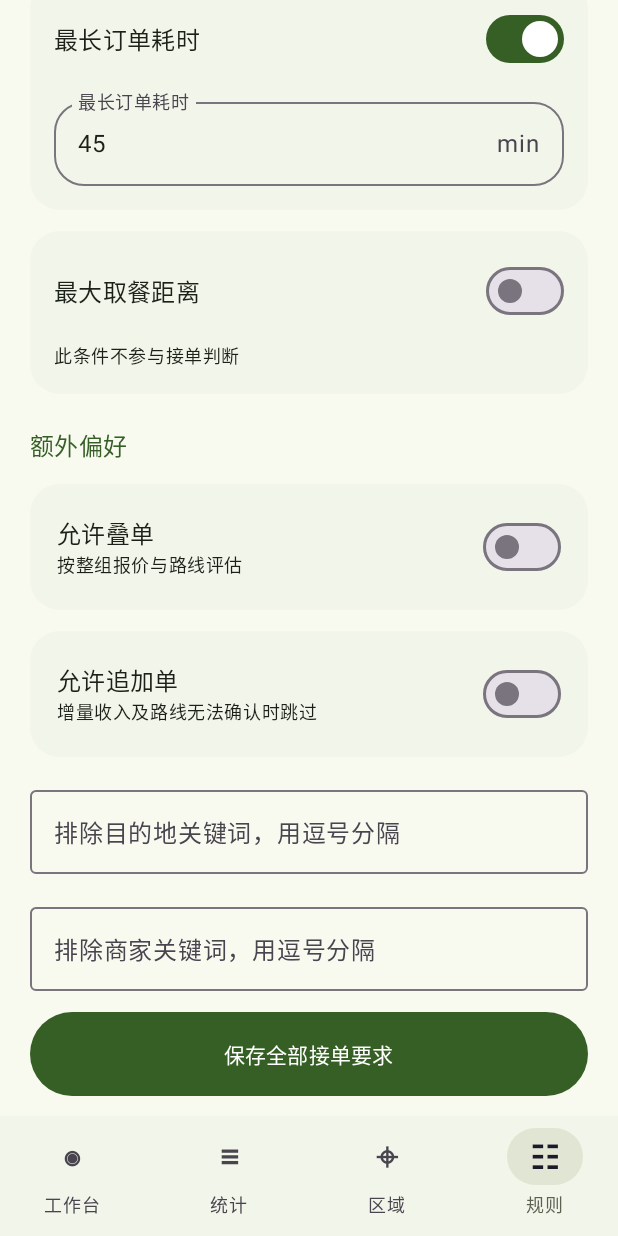
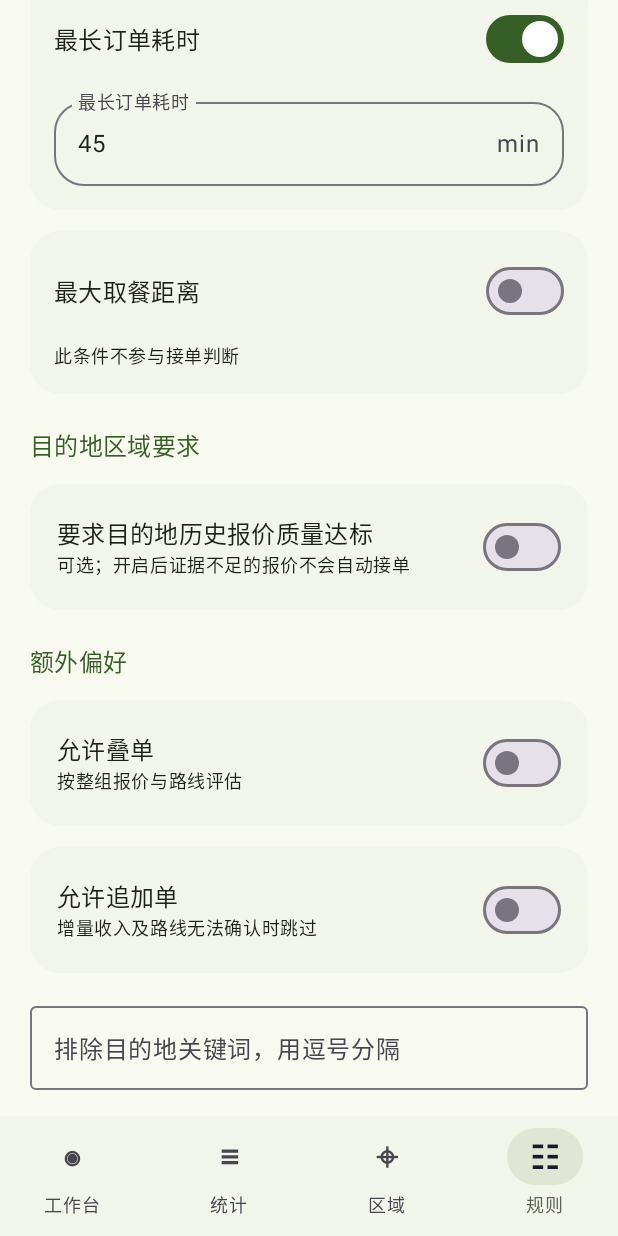
Before and after one commit to pennyMorant/offer-pilot, an Android app built with Jetpack Compose: the screen it shows after launch (MainActivity), item 4 of the bottom bar chosen, scrolled down 1562 dp, on a phone screen of 412 x 824 dp. Run offline under Robolectric (Android 15) with nearby library versions, the phone set to English and light mode, and no system bars; our stand-ins replace Material 3 Expressive styles (plain Material 3 is drawn), Room's generated code; libraries missing offline, so code that uses them is left out: com.google.mlkit.vision, rikka.shizuku; 7 statements that could not run were skipped.

Commit message:
feat(rules): configure destination quality thresholds per platform

```diff
--- a/app/src/main/java/com/overud/data/preferences/PolicyStore.kt
+++ b/app/src/main/java/com/overud/data/preferences/PolicyStore.kt
@@ -1,6 +1,7 @@
 package com.overud.data.preferences
 
 import android.content.Context
+import com.overud.model.RegionalRequirement
 import com.overud.model.HourlyBasis
 import com.overud.model.Platform
 import com.overud.model.Policy
@@ -13,9 +14,10 @@ class PolicyStore(context: Context) {
         val basis = runCatching {
             HourlyBasis.valueOf(prefs.getString("hourlyBasis", HourlyBasis.GROSS.name)!!)
         }.getOrNull()
+        val region = runCatching { RegionalRuleCodec.read(prefs.getString("regionalRequirement", null)) }.getOrNull()
         return Policy(
             version = prefs.getLong("version", 1),
-            enabledPlatforms = if (overrides == null || basis == null) emptySet()
+            enabledPlatforms = if (overrides == null || basis == null || region == null) emptySet()
                 else Platform.entries.filter { prefs.getBoolean(it.name, true) }.toSet(),
             minimumCents = prefs.getLong("min", 800),
             minimumCentsPerMile = prefs.getLong("mile", 200),
@@ -25,6 +27,7 @@ class PolicyStore(context: Context) {
             maximumPickupMeters = prefs.getLong("pickup", 0).takeIf { it > 0 },
             costCentsPerMile = prefs.getLong("cost", 35),
             hourlyBasis = basis ?: HourlyBasis.GROSS,
+            regionalRequirement = region ?: RegionalRequirement(),
             allowStacked = prefs.getBoolean("stack", false),
             allowAddon = prefs.getBoolean("addon", false),
             excludedDestinations = prefs.getStringSet("excluded", emptySet())!!.toSet(),
@@ -42,6 +45,7 @@ class PolicyStore(context: Context) {
             .putLong("hour", policy.minimumCentsPerHour).putLong("distance", policy.maximumMeters)
             .putLong("time", policy.maximumSeconds).putLong("cost", policy.costCentsPerMile)
             .putString("hourlyBasis", policy.hourlyBasis.name)
+            .putString("regionalRequirement", RegionalRuleCodec.encode(policy.regionalRequirement).toString())
             .putLong("pickup", policy.maximumPickupMeters ?: 0).putBoolean("stack", policy.allowStacked)
             .putBoolean("addon", policy.allowAddon).putStringSet("excluded", policy.excludedDestinations)
             .putStringSet("merchants", policy.excludedMerchants)
--- /dev/null
+++ b/app/src/main/java/com/overud/data/preferences/RegionalRuleCodec.kt
@@ -0,0 +1,19 @@
+package com.overud.data.preferences
+
+import com.overud.model.RegionalRequirement
+import org.json.JSONObject
+
+object RegionalRuleCodec {
+    fun encode(rule: RegionalRequirement) = JSONObject().apply {
+        put("enabled", rule.enabled)
+        put("goodPercent", rule.minimumGoodPercent)
+        put("samples", rule.minimumClassified)
+    }
+
+    fun decode(json: JSONObject) = RegionalRequirement(
+        json.getBoolean("enabled"), json.getInt("goodPercent"), json.getLong("samples"),
+    ).also { require(it.valid()) }
+
+    fun read(value: String?): RegionalRequirement? = if (value == null) RegionalRequirement()
+        else runCatching { decode(JSONObject(value)) }.getOrNull()
+}
--- a/app/src/main/java/com/overud/data/preferences/RuleJsonCodec.kt
+++ b/app/src/main/java/com/overud/data/preferences/RuleJsonCodec.kt
@@ -28,6 +28,7 @@ object RuleJsonCodec {
         put("pickup", rules.maximumPickupMeters ?: JSONObject.NULL)
         put("cost", rules.costCentsPerMile)
         put("hourlyBasis", rules.hourlyBasis.name)
+        put("region", RegionalRuleCodec.encode(rules.regionalRequirement))
         put("stack", rules.allowStacked)
         put("addon", rules.allowAddon)
         put("destinations", JSONArray(rules.excludedDestinations.toList()))
@@ -48,6 +49,7 @@ object RuleJsonCodec {
             maximumPickupMeters = if (json.isNull("pickup")) null else json.getLong("pickup"),
             costCentsPerMile = json.getLong("cost"),
             hourlyBasis = if (json.has("hourlyBasis")) HourlyBasis.valueOf(json.getString("hourlyBasis")) else HourlyBasis.GROSS,
+            regionalRequirement = if (json.has("region")) RegionalRuleCodec.decode(json.getJSONObject("region")) else RegionalRequirement(),
             allowStacked = json.getBoolean("stack"),
             allowAddon = json.getBoolean("addon"),
             excludedDestinations = strings(json.getJSONArray("destinations")),
--- a/app/src/main/java/com/overud/ui/dashboard/PolicySummary.kt
+++ b/app/src/main/java/com/overud/ui/dashboard/PolicySummary.kt
@@ -19,6 +19,8 @@ fun policySummaries(policy: Policy): List<PlatformPolicySummary> = Platform.entr
                 add("$basis ≥ ${money(rules.minimumCentsPerHour)}/h")
             }
             add("车辆成本 ${money(rules.costCentsPerMile)}/mi")
+            val region = rules.regionalRequirement
+            if (region.enabled) add("目的地历史优质比例 ≥ ${region.minimumGoodPercent}% · 有效样本 ≥ ${region.minimumClassified}")
             if (rules.enabled(RuleCondition.MAXIMUM_DISTANCE)) add("≤ ${miles(rules.maximumMeters)} mi")
             if (rules.enabled(RuleCondition.MAXIMUM_DURATION)) add("≤ ${rules.maximumSeconds / 60} min")
             val pickup = rules.maximumPickupMeters
--- /dev/null
+++ b/app/src/main/java/com/overud/ui/rules/RegionalRequirementFields.kt
@@ -0,0 +1,29 @@
+package com.overud.ui.rules
+
+import androidx.compose.foundation.layout.*
+import androidx.compose.material3.*
+import androidx.compose.runtime.Composable
+import androidx.compose.ui.unit.dp
+import com.overud.ui.components.NumberField
+import com.overud.ui.components.ToggleRow
+
+@Composable
+fun RegionalRequirementFields(
+    state: RulesUiState,
+    onEnabled: (Boolean) -> Unit,
+    onField: (RuleField, String) -> Unit,
+) {
+    Column(verticalArrangement = Arrangement.spacedBy(12.dp)) {
+        ToggleRow("要求目的地历史报价质量达标", "可选；开启后证据不足的报价不会自动接单",
+            state.regionalEnabled, enabled = !state.saving, onChange = onEnabled)
+        if (state.regionalEnabled) {
+            NumberField("最低历史优质报价比例（1–100）", state.regionalGoodPercent, "%",
+                { onField(RuleField.REGION_PERCENT, it) }, enabled = !state.saving)
+            NumberField("最低有效分类样本（10–100000）", state.regionalSamples, "张",
+                { onField(RuleField.REGION_SAMPLES, it) }, enabled = !state.saving)
+            Text("仅使用同平台、目的地所在网格的送达时段历史。需要地址或坐标精度和可信总耗时；" +
+                "解析中、样本不足或只剩地区整体基线时均不通过。历史优质比例不是下一单概率。",
+                style = MaterialTheme.typography.bodySmall)
+        }
+    }
+}
--- a/app/src/main/java/com/overud/ui/rules/RuleInputParser.kt
+++ b/app/src/main/java/com/overud/ui/rules/RuleInputParser.kt
@@ -21,6 +21,9 @@ object RuleInputParser {
             pickup = selected.maximumPickupMeters?.let(::miles).orEmpty(),
             cost = decimal(selected.costCentsPerMile),
             hourlyBasis = selected.hourlyBasis,
+            regionalEnabled = selected.regionalRequirement.enabled,
+            regionalGoodPercent = selected.regionalRequirement.minimumGoodPercent.toString(),
+            regionalSamples = selected.regionalRequirement.minimumClassified.toString(),
             excluded = selected.excludedDestinations.joinToString(", "),
             platforms = policy.enabledPlatforms,
             stacked = selected.allowStacked,
@@ -59,6 +62,10 @@ object RuleInputParser {
             savedPickup != null && input.pickup == miles(savedPickup) -> savedPickup
             else -> meters(input.pickup) ?: return null
         }
+        val regional = if (input.regionalEnabled) RegionalRequirement(true,
+            input.regionalGoodPercent.toIntOrNull() ?: return null,
+            input.regionalSamples.toLongOrNull() ?: return null)
+            else selected.regionalRequirement.copy(enabled = false)
         return AcceptanceRules(
             minimumCents = amount,
             minimumCentsPerMile = mile,
@@ -68,6 +75,7 @@ object RuleInputParser {
             maximumPickupMeters = pickup,
             costCentsPerMile = cents(input.cost) ?: return null,
             hourlyBasis = input.hourlyBasis,
+            regionalRequirement = regional,
             allowStacked = input.stacked,
             allowAddon = input.addon,
             excludedDestinations = keywords(input.excluded),
--- a/app/src/main/java/com/overud/ui/rules/RulePreviewDialog.kt
+++ b/app/src/main/java/com/overud/ui/rules/RulePreviewDialog.kt
@@ -25,6 +25,8 @@ import com.overud.ui.components.VehicleCostSummary
             }
             OutlinedTextField(value = preview.text, onValueChange = { viewModel.updatePreview(text = it) },
                 label = { Text("报价文本") }, minLines = 4, maxLines = 8)
+            Text("文本预览不查询目的地区域；启用区域要求时，区域条件保留为证据不足。",
+                style = MaterialTheme.typography.bodySmall)
             Text(preview.explanation)
             preview.valuation?.let { VehicleCostSummary(it) }
         }
--- a/app/src/main/java/com/overud/ui/rules/RulesScreen.kt
+++ b/app/src/main/java/com/overud/ui/rules/RulesScreen.kt
@@ -39,6 +39,8 @@ fun RulesScreen(
             item { EarningsFields(state, viewModel::edit, viewModel::condition, viewModel::hourlyBasis) }
             item { SectionLabel("距离与时间") }
             item { DistanceTimeFields(state, viewModel::edit, viewModel::condition) }
+            item { SectionLabel("目的地区域要求") }
+            item { RegionalRequirementFields(state, viewModel::regional, viewModel::edit) }
             item { SectionLabel("额外偏好") }
             item { PlatformPreferences(state, viewModel) }
         }
--- a/app/src/main/java/com/overud/ui/rules/RulesUiState.kt
+++ b/app/src/main/java/com/overud/ui/rules/RulesUiState.kt
@@ -5,7 +5,7 @@ import com.overud.model.HourlyBasis
 import com.overud.model.Platform
 import com.overud.model.RuleCondition
 
-enum class RuleField { MINIMUM, MILE, HOUR, DISTANCE, TIME, PICKUP, COST, EXCLUDED, MERCHANTS }
+enum class RuleField { MINIMUM, MILE, HOUR, DISTANCE, TIME, PICKUP, COST, EXCLUDED, MERCHANTS, REGION_PERCENT, REGION_SAMPLES }
 
 data class RulesUiState(
     val minimum: String,
@@ -26,6 +26,9 @@ data class RulesUiState(
     val saving: Boolean = false,
     val error: String? = null,
     val hourlyBasis: HourlyBasis = HourlyBasis.GROSS,
+    val regionalEnabled: Boolean = false,
+    val regionalGoodPercent: String = "50",
+    val regionalSamples: String = "20",
 )
 
 data class RulePreviewState(
--- a/app/src/main/java/com/overud/ui/rules/RulesViewModel.kt
+++ b/app/src/main/java/com/overud/ui/rules/RulesViewModel.kt
@@ -52,6 +52,9 @@ class RulesViewModel(private val session: WorkSessionController) : ViewModel() {
     fun hourlyBasis(basis: HourlyBasis) {
         if (!state.value.saving) mutable.update { it.copy(hourlyBasis = basis, error = null) }
     }
+    fun regional(enabled: Boolean) {
+        if (!state.value.saving) mutable.update { it.copy(regionalEnabled = enabled, error = null) }
+    }
     fun edit(field: RuleField, value: String) {
         if (state.value.saving) return
         mutable.update {
@@ -65,6 +68,8 @@ class RulesViewModel(private val session: WorkSessionController) : ViewModel() {
                 RuleField.COST -> it.copy(cost = value)
                 RuleField.EXCLUDED -> it.copy(excluded = value)
                 RuleField.MERCHANTS -> it.copy(excludedMerchants = value)
+                RuleField.REGION_PERCENT -> it.copy(regionalGoodPercent = value)
+                RuleField.REGION_SAMPLES -> it.copy(regionalSamples = value)
             }.copy(error = null)
         }
     }
```
